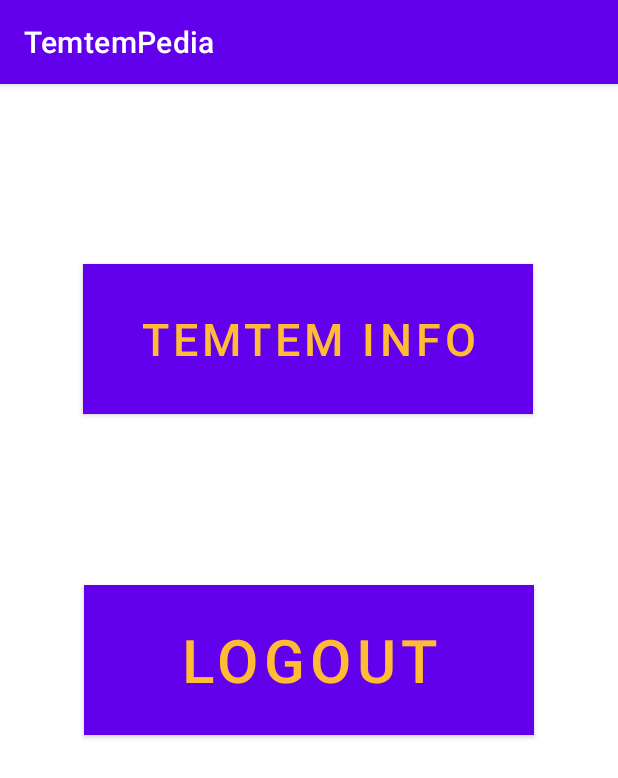
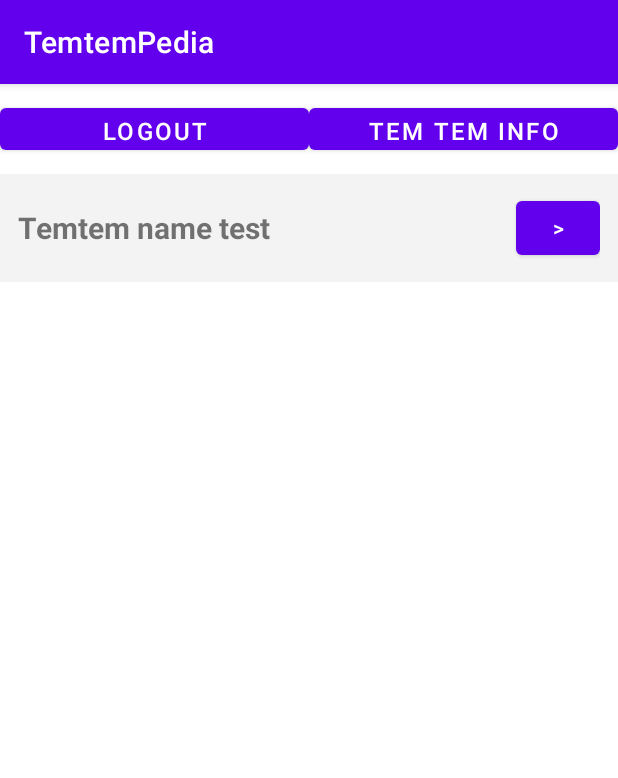
Before and after one commit to cenfo-418-teapot/TemTemPedia, an Android app: the screen it shows after launch (MainActivity), on a phone screen of 412 x 824 dp. Shown: the top 778 px of the screen. Run offline under Robolectric (Android 15) with nearby library versions, the phone set to English and light mode, and no system bars; our stand-ins replace Firebase (no records; nobody signed in at launch, a user with empty details on screens opened directly); 2 statements that could not run were skipped.

Commit message:
Add card for list of temtems in main activity

```diff
--- a/app/src/main/java/com/teapot/temtempedia/MainActivity.kt
+++ b/app/src/main/java/com/teapot/temtempedia/MainActivity.kt
@@ -3,6 +3,7 @@ package com.teapot.temtempedia
 import android.content.Intent
 import androidx.appcompat.app.AppCompatActivity
 import android.os.Bundle
+import android.view.View
 import android.widget.Button
 import android.widget.Toast
 import com.google.android.gms.auth.api.signin.GoogleSignIn
@@ -48,5 +49,9 @@ class MainActivity : AppCompatActivity() {
             finish()
         }
 
+        fun showDetail(view: View) {
+            Toast.makeText(this, "Show the detail MF!", Toast.LENGTH_SHORT).show()
+        }
+
     }
 }
--- a/app/src/main/res/layout/activity_main.xml
+++ b/app/src/main/res/layout/activity_main.xml
@@ -1,42 +1,74 @@
 <?xml version="1.0" encoding="utf-8"?>
-<androidx.constraintlayout.widget.ConstraintLayout xmlns:android="http://schemas.android.com/apk/res/android"
+<LinearLayout xmlns:android="http://schemas.android.com/apk/res/android"
     xmlns:app="http://schemas.android.com/apk/res-auto"
     xmlns:tools="http://schemas.android.com/tools"
     android:layout_width="match_parent"
     android:layout_height="match_parent"
-    tools:context=".MainActivity">
+    android:orientation="vertical"
+    android:layout_gravity="center_vertical"
+    tools:context=".LoginScreen">
 
-    <Button
-        android:id="@+id/logout"
-        android:layout_width="300dp"
-        android:layout_height="100dp"
-        android:text="Logout"
-        android:textSize="40sp"
-        android:padding="10dp"
-        android:foreground="?android:attr/selectableItemBackground"
-        android:textColor="@android:color/holo_orange_light"
-        android:background="@android:color/black"
-        app:layout_constraintBottom_toBottomOf="parent"
-        app:layout_constraintLeft_toLeftOf="parent"
-        app:layout_constraintRight_toRightOf="parent"
-        app:layout_constraintTop_toTopOf="parent" />
+    <LinearLayout
+        android:layout_width="match_parent"
+        android:layout_height="wrap_content"
+        android:orientation="horizontal"
+        android:gravity="center_horizontal"
+        >
+        <Button
+            android:id="@+id/logout"
+            android:layout_width="0dp"
+            android:layout_weight="1"
+            android:layout_height="40dp"
+            android:layout_marginTop="10dp"
+            android:layout_marginBottom="10dp"
+            android:text="Logout"
+            android:textSize="16sp"
+            />
 
-    // Run tem tem info preview (Isaac Feature)
-    <Button
-        android:id="@+id/temtemInfo"
-        android:layout_width="300dp"
-        android:layout_height="100dp"
-        android:background="@android:color/black"
-        android:foreground="?android:attr/selectableItemBackground"
-        android:padding="10dp"
-        android:text="Temtem Info"
-        android:textColor="@android:color/holo_orange_light"
-        android:textSize="30sp"
-        app:layout_constraintBottom_toBottomOf="parent"
-        app:layout_constraintHorizontal_bias="0.495"
-        app:layout_constraintLeft_toLeftOf="parent"
-        app:layout_constraintRight_toRightOf="parent"
-        app:layout_constraintTop_toTopOf="parent"
-        app:layout_constraintVertical_bias="0.18" />
+        <Button
+            android:id="@+id/temtemInfo"
+            android:layout_width="0dp"
+            android:layout_weight="1"
+            android:layout_height="40dp"
+            android:layout_marginTop="10dp"
+            android:layout_marginBottom="10dp"
+            android:text="Tem Tem Info"
+            android:textSize="16sp"/>
+    </LinearLayout>
 
-</androidx.constraintlayout.widget.ConstraintLayout>
+    <LinearLayout
+        android:id="@+id/Card"
+        android:layout_width="match_parent"
+        android:layout_height="wrap_content"
+        android:orientation="horizontal"
+        android:gravity="center_vertical"
+        android:background="#f3f3f3"
+        android:padding="12dp"
+        android:layout_marginBottom="2dp"
+        android:onClick="showDetail"
+        tools:ignore="OnClick">
+<!--        <ImageView-->
+<!--            android:layout_width="0dp"-->
+<!--            android:layout_weight="2"-->
+<!--            android:layout_height="60dp"-->
+<!--            app:srcCompat="@drawable/tt_3_1"-->
+<!--            android:scaleType="centerCrop"-->
+<!--            android:contentDescription="Temtem card image test"-->
+<!--            />-->
+        <TextView
+            android:layout_width="0dp"
+            android:layout_weight="6"
+            android:layout_height="wrap_content"
+            android:textSize="20sp"
+            android:textStyle="bold"
+            android:text="Temtem name test"
+            />
+
+        <Button
+            android:layout_width="0dp"
+            android:layout_weight="1"
+            android:layout_height="wrap_content"
+            android:text=">" />
+    </LinearLayout>
+
+</LinearLayout>
```
